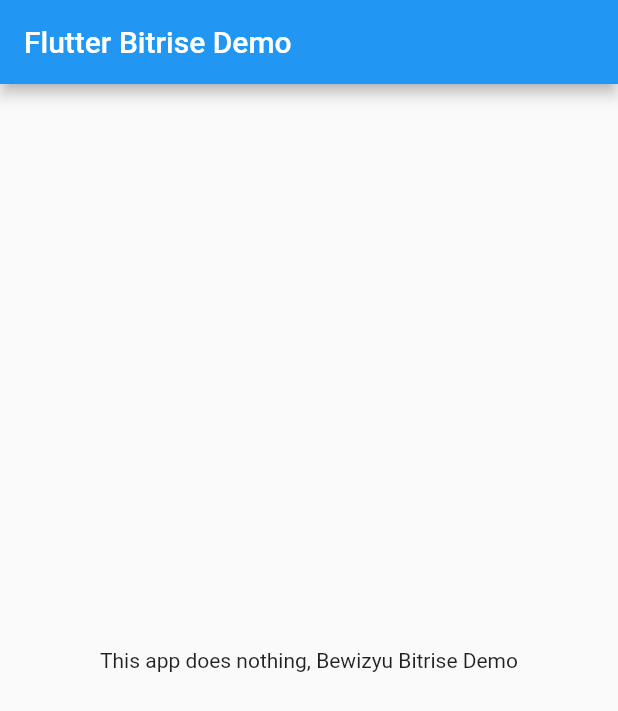
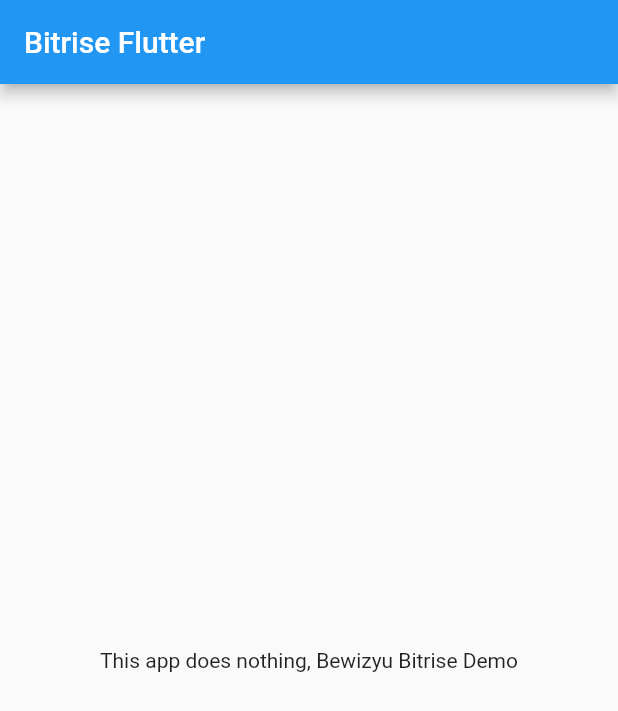
Before and after one commit to bewizyu/bz_bitrise_sample, a Flutter app: the screen it shows after launch, on a phone screen of 412 x 824 dp. Shown: the top 711 px of the screen. Run offline on Flutter 3.47's test engine with Material 2 defaults, Android fonts, the phone set to English and light mode, and no system bars.

```diff
--- a/lib/main.dart
+++ b/lib/main.dart
@@ -6,25 +6,13 @@ class MyApp extends StatelessWidget {
   @override
   Widget build(BuildContext context) {
     return MaterialApp(
-      title: 'Flutter Demo',
+        title: 'nk_bitrise_sample',
         theme: ThemeData(
           primarySwatch: Colors.blue,
         ),
-      home: MyHomePage(title: 'Flutter Bitrise Demo'),
-    );
-  }
-}
-
-class MyHomePage extends StatelessWidget {
-  final String title;
-
-  MyHomePage({Key key, this.title}) : super(key: key);
-
-  @override
-  Widget build(BuildContext context) {
-    return Scaffold(
+        home: Scaffold(
           appBar: AppBar(
-        title: Text(title),
+            title: Text("Bitrise Flutter"),
           ),
           body: Center(
             child: Column(
@@ -36,6 +24,6 @@ class MyHomePage extends StatelessWidget {
               ],
             ),
           ),
-    );
+        ));
   }
 }
```
Also changed, not shown: 2 other files. Lines whose indentation alone changed are shown as unchanged.
